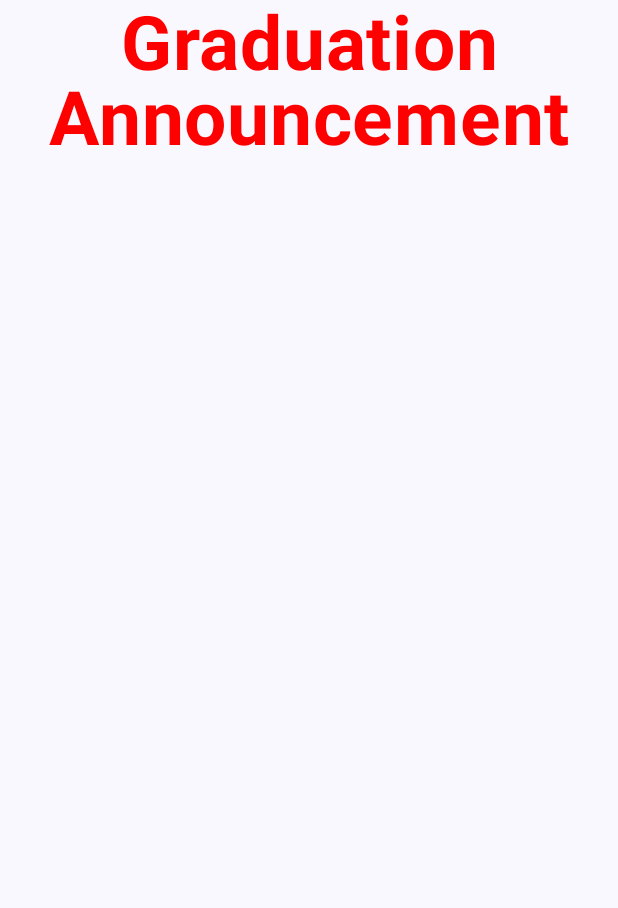
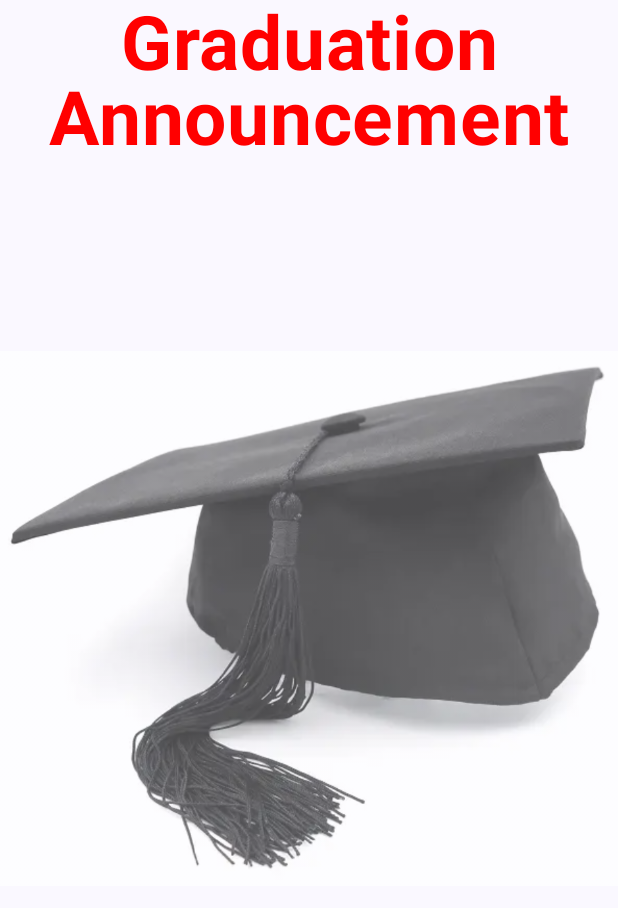
Before and after one commit to baxtertyler/CSC436-Labs, an Android app built with Jetpack Compose: the screen it shows after launch (MainActivity), on a phone screen of 412 x 824 dp. Shown: the top 908 px of the screen. Run offline under Robolectric (Android 15) with nearby library versions, the phone set to English and light mode, and no system bars.

```diff
--- a/Lab1/app/src/main/java/com/zybooks/graduationrsvp/MainActivity.kt
+++ b/Lab1/app/src/main/java/com/zybooks/graduationrsvp/MainActivity.kt
@@ -3,6 +3,7 @@ package com.zybooks.graduationrsvp
 import android.os.Bundle
 import androidx.activity.ComponentActivity
 import androidx.activity.compose.setContent
+import androidx.compose.foundation.Image
 import androidx.compose.foundation.layout.fillMaxSize
 import androidx.compose.material3.MaterialTheme
 import androidx.compose.material3.Surface
@@ -10,6 +11,7 @@ import androidx.compose.material3.Text
 import androidx.compose.runtime.Composable
 import androidx.compose.ui.Modifier
 import androidx.compose.ui.graphics.Color
+import androidx.compose.ui.res.painterResource
 import androidx.compose.ui.res.stringResource
 import androidx.compose.ui.text.font.FontWeight
 import androidx.compose.ui.text.style.TextAlign
@@ -35,13 +37,18 @@ class MainActivity : ComponentActivity() {
 
 @Composable
 fun GradScreen(modifier: Modifier = Modifier) {
+    Image(
+        painter = painterResource(R.drawable.grad_cap),
+        contentDescription = stringResource(R.string.graduation_cap),
+        alpha = 0.7f
+    )
     Text(
         text = stringResource(R.string.graduation_announcement),
         fontSize = 50.sp,
-        lineHeight = 50.sp,
-        fontWeight = FontWeight.Bold,
         color = Color.Red,
         textAlign = TextAlign.Center,
+        fontWeight = FontWeight.Bold,
+        lineHeight = 50.sp,
         modifier = modifier
     )
 }
--- a/Lab1/app/src/main/res/values/strings.xml
+++ b/Lab1/app/src/main/res/values/strings.xml
@@ -1,4 +1,5 @@
 <resources>
     <string name="app_name">Graduation RSVP</string>
     <string name="graduation_announcement">Graduation Announcement</string>
+    <string name="graduation_cap">Graduation cap</string>
 </resources>
```
Also changed, not shown: Lab1/app/src/main/res/drawable/grad_cap.webp (added).
